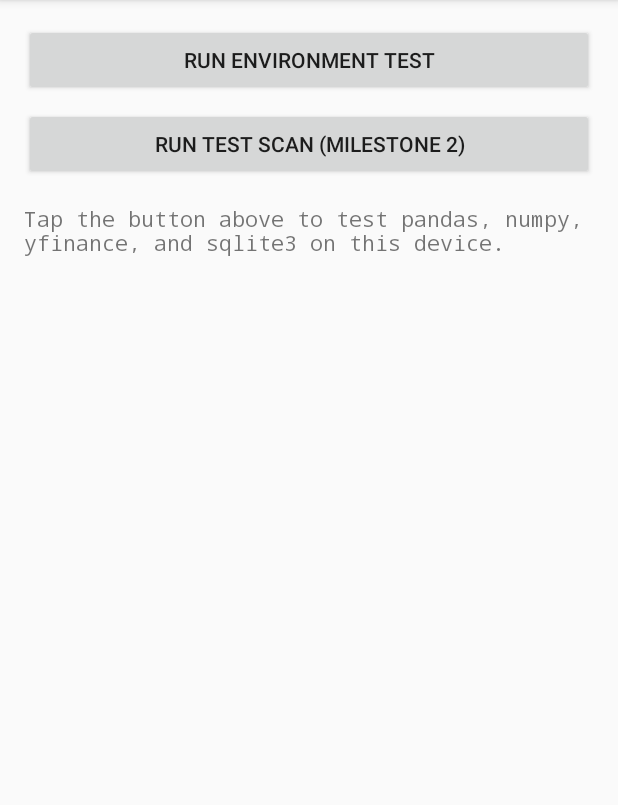
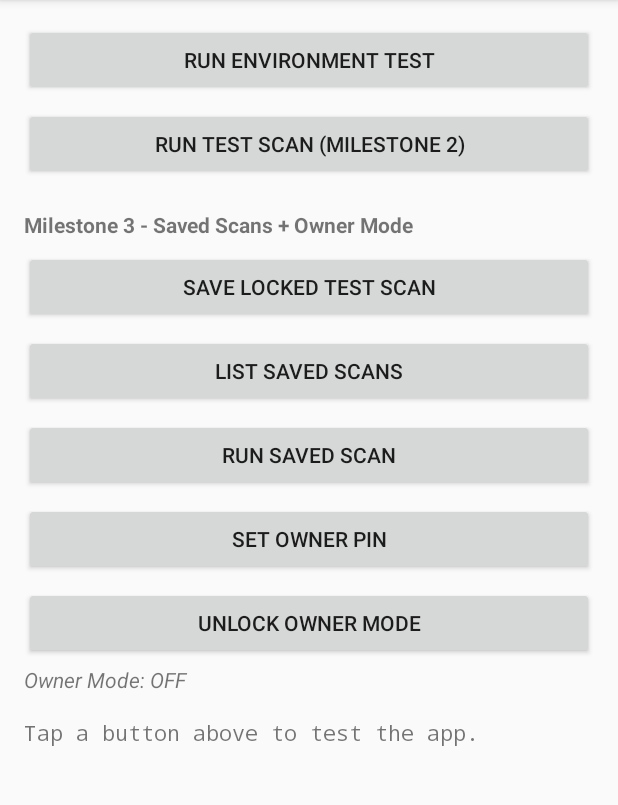
Before and after one commit to nitmahakal/nse-research-app, an Android app: the screen it shows after launch (MainActivity), on a phone screen of 412 x 824 dp, the part 84-889 px from its top. Run offline under Robolectric (Android 15) with nearby library versions, the light colour scheme and no system bars; libraries missing offline, so code that uses them is left out: com.chaquo.python; 2 statements that could not run were skipped.

Commit message:
Update activity_main.xml

```diff
--- a/app/src/main/res/layout/activity_main.xml
+++ b/app/src/main/res/layout/activity_main.xml
@@ -23,13 +23,63 @@
             android:text="Run Test Scan (Milestone 2)" />
 
         <TextView
+            android:layout_width="match_parent"
+            android:layout_height="wrap_content"
+            android:layout_marginTop="20dp"
+            android:textStyle="bold"
+            android:text="Milestone 3 - Saved Scans + Owner Mode" />
+
+        <Button
+            android:id="@+id/saveLockedScanButton"
+            android:layout_width="match_parent"
+            android:layout_height="wrap_content"
+            android:layout_marginTop="8dp"
+            android:text="Save Locked Test Scan" />
+
+        <Button
+            android:id="@+id/listScansButton"
+            android:layout_width="match_parent"
+            android:layout_height="wrap_content"
+            android:layout_marginTop="8dp"
+            android:text="List Saved Scans" />
+
+        <Button
+            android:id="@+id/runSavedScanButton"
+            android:layout_width="match_parent"
+            android:layout_height="wrap_content"
+            android:layout_marginTop="8dp"
+            android:text="Run Saved Scan" />
+
+        <Button
+            android:id="@+id/setPinButton"
+            android:layout_width="match_parent"
+            android:layout_height="wrap_content"
+            android:layout_marginTop="8dp"
+            android:text="Set Owner PIN" />
+
+        <Button
+            android:id="@+id/ownerModeButton"
+            android:layout_width="match_parent"
+            android:layout_height="wrap_content"
+            android:layout_marginTop="8dp"
+            android:text="Unlock Owner Mode" />
+
+        <TextView
+            android:id="@+id/ownerModeStatus"
+            android:layout_width="match_parent"
+            android:layout_height="wrap_content"
+            android:layout_marginTop="4dp"
+            android:textStyle="italic"
+            android:text="Owner Mode: OFF" />
+
+        <TextView
             android:id="@+id/resultText"
             android:layout_width="match_parent"
             android:layout_height="wrap_content"
             android:layout_marginTop="16dp"
             android:fontFamily="monospace"
             android:textIsSelectable="true"
-            android:text="Tap the button above to test pandas, numpy, yfinance, and sqlite3 on this device." />
+            android:text="Tap a button above to test the app." />
 
     </LinearLayout>
 
```
